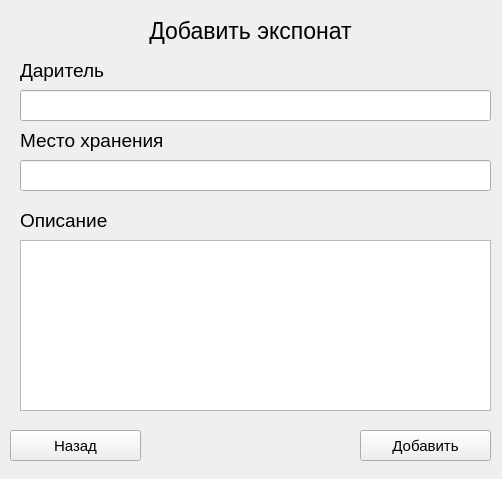
Qt form Emook_code/Resourses/Доп прога/Workspace/addFormPartTwo.ui (Shoker2/Emook) before a commit.
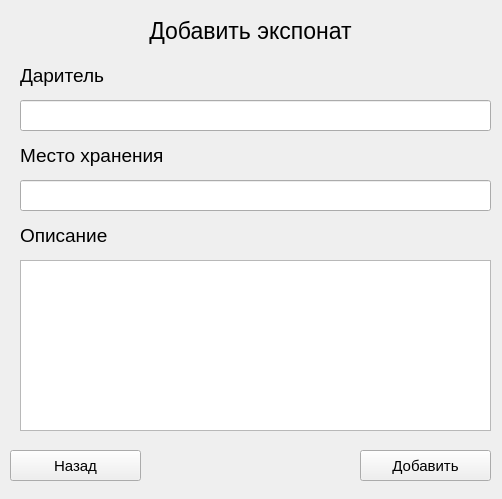
The same form after that commit.

The edit to the form file:
```diff
--- a/Emook_code/Resourses/Доп прога/Workspace/addFormPartTwo.ui
+++ b/Emook_code/Resourses/Доп прога/Workspace/addFormPartTwo.ui
@@ -7,7 +7,7 @@
     <x>0</x>
     <y>0</y>
     <width>502</width>
-    <height>479</height>
+    <height>499</height>
    </rect>
   </property>
   <property name="windowTitle">
@@ -43,7 +43,7 @@
      <x>20</x>
      <y>60</y>
      <width>311</width>
-     <height>21</height>
+     <height>31</height>
     </rect>
    </property>
    <property name="font">
@@ -59,7 +59,7 @@
    <property name="geometry">
     <rect>
      <x>20</x>
-     <y>90</y>
+     <y>100</y>
      <width>471</width>
      <height>31</height>
     </rect>
@@ -77,9 +77,9 @@
    <property name="geometry">
     <rect>
      <x>20</x>
-     <y>210</y>
+     <y>220</y>
      <width>311</width>
-     <height>21</height>
+     <height>31</height>
     </rect>
    </property>
    <property name="font">
@@ -95,7 +95,7 @@
    <property name="geometry">
     <rect>
      <x>20</x>
-     <y>240</y>
+     <y>260</y>
      <width>471</width>
      <height>171</height>
     </rect>
@@ -110,9 +110,9 @@
    <property name="geometry">
     <rect>
      <x>20</x>
-     <y>130</y>
+     <y>140</y>
      <width>311</width>
-     <height>21</height>
+     <height>31</height>
     </rect>
    </property>
    <property name="font">
@@ -128,7 +128,7 @@
    <property name="geometry">
     <rect>
      <x>20</x>
-     <y>160</y>
+     <y>180</y>
      <width>471</width>
      <height>31</height>
     </rect>
@@ -146,7 +146,7 @@
    <property name="geometry">
     <rect>
      <x>360</x>
-     <y>430</y>
+     <y>450</y>
      <width>131</width>
      <height>31</height>
     </rect>
@@ -164,7 +164,7 @@
    <property name="geometry">
     <rect>
      <x>10</x>
-     <y>430</y>
+     <y>450</y>
      <width>131</width>
      <height>31</height>
     </rect>
```
